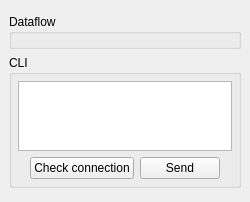
This is src/VMTD/VMTD/protocol/nxapi/VMTDNxApiProtocolHandlerForm.ui in ekushko/qt-vxlan-mtd-old as Qt 5 draws it before an edit. The edited form follows.
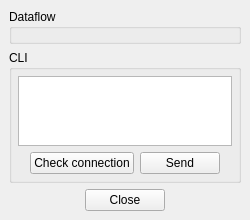
This is the edited form. Icons and pictures are not drawn.

Diff of the .ui file:
```diff
--- a/src/VMTD/VMTD/protocol/nxapi/VMTDNxApiProtocolHandlerForm.ui
+++ b/src/VMTD/VMTD/protocol/nxapi/VMTDNxApiProtocolHandlerForm.ui
@@ -178,6 +178,46 @@
           </layout>
          </widget>
         </item>
+        <item>
+         <layout class="QHBoxLayout" name="hl_1">
+          <property name="topMargin">
+           <number>0</number>
+          </property>
+          <item>
+           <spacer name="_8">
+            <property name="orientation">
+             <enum>Qt::Horizontal</enum>
+            </property>
+            <property name="sizeHint" stdset="0">
+             <size>
+              <width>40</width>
+              <height>20</height>
+             </size>
+            </property>
+           </spacer>
+          </item>
+          <item>
+           <widget class="QPushButton" name="pbClose">
+            <property name="text">
+             <string>Close</string>
+            </property>
+           </widget>
+          </item>
+          <item>
+           <spacer name="_9">
+            <property name="orientation">
+             <enum>Qt::Horizontal</enum>
+            </property>
+            <property name="sizeHint" stdset="0">
+             <size>
+              <width>40</width>
+              <height>20</height>
+             </size>
+            </property>
+           </spacer>
+          </item>
+         </layout>
+        </item>
        </layout>
       </widget>
      </item>
```
